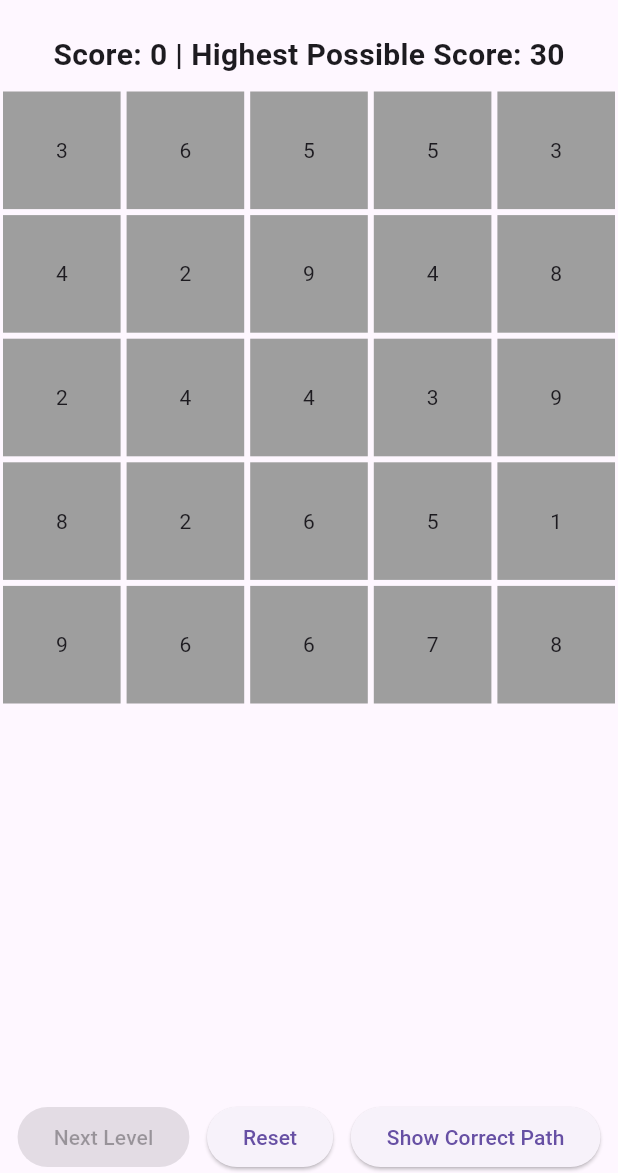
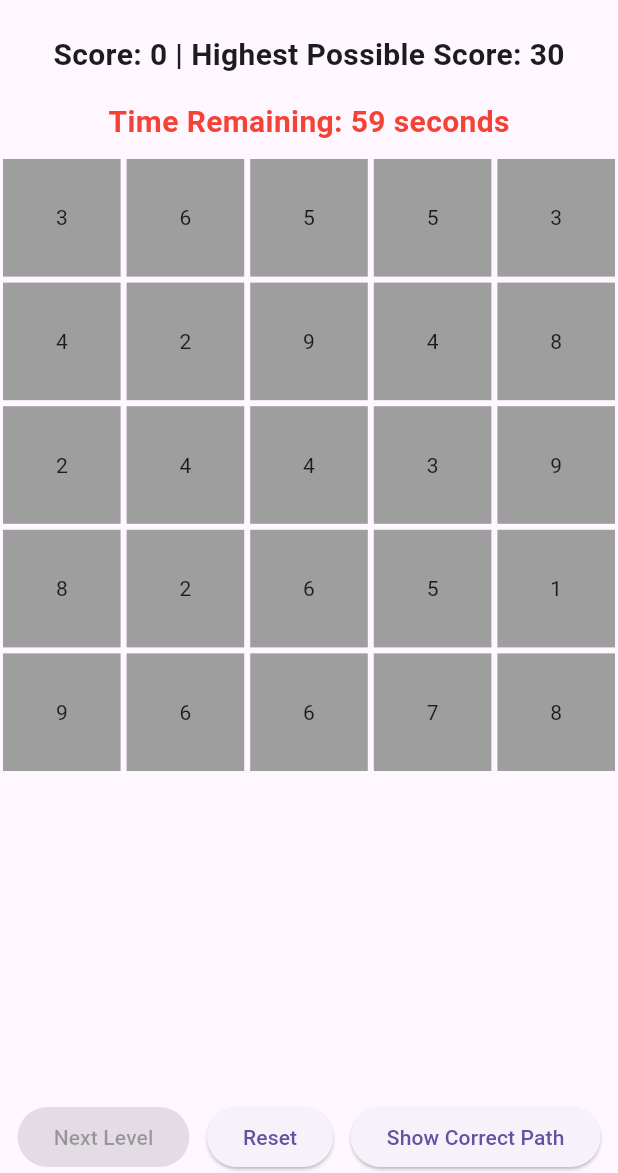
Before and after one commit to arnob-bro/grid-game, a Flutter app: the screen it shows after launch, after a tap on "Reset", on a phone screen of 412 x 824 dp, the part 63-1236 px from its top. Run offline on Flutter 3.47's test engine with Material 3 defaults, Android fonts, the phone set to English and light mode, and no system bars.

Commit message:
timer has been added

```diff
--- a/lib/providers/game_provider.dart
+++ b/lib/providers/game_provider.dart
@@ -1,3 +1,4 @@
+import 'dart:async';  // Import this for Timer
 import 'dart:math';
 import 'package:flutter/material.dart';
 import '../models/grid_item.dart';
@@ -11,11 +12,14 @@ class GameProvider with ChangeNotifier {
   final int maxLevel = 3;
   int highestPossibleScore = 0;
   bool isNextLevelEnabled = false;
+  int timeRemaining = 60;  // Set the initial time in seconds
+  Timer? _timer;
 
   final Random _random = Random();
 
   GameProvider() {
     _initializeGrid();
+    _startTimer();  // Start the timer when the game initializes
   }
 
   void _initializeGrid() {
@@ -147,9 +151,10 @@ class GameProvider with ChangeNotifier {
     score = 0;
     penalty = 0;
     previousColumnIndex = -1;
-    currentLevel = 1;
+    currentLevel = 1;  // Reset to level 1 when restarting
     isNextLevelEnabled = false;
     _initializeGrid();
+    _startTimer();  // Reset the timer
   }
 
   void nextLevel() {
@@ -165,15 +170,41 @@ class GameProvider with ChangeNotifier {
     previousColumnIndex = -1;
     isNextLevelEnabled = false;
     _initializeGrid();
+    _startTimer();  // Reset the timer
   }
 
   void checkIfNextLevelEnabled() {
     if (score >= highestPossibleScore) {
       isNextLevelEnabled = true;
-    } else {
-      isNextLevelEnabled = false;
     }
   }
 
-  bool isGameOver() => currentLevel >= maxLevel && grid.every((row) => row.every((item) => item.isSelected));
+  void _startTimer() {
+    _timer?.cancel();  // Cancel any previous timer
+    timeRemaining = 60;  // Set the timer to 60 seconds
+    _timer = Timer.periodic(Duration(seconds: 1), (timer) {
+      if (timeRemaining > 0) {
+        timeRemaining--;
+        notifyListeners();
+      } else {
+        timer.cancel();
+        _showGameOverMessage();  // Show game over message and reset after delay
+      }
+    });
+  }
+
+  void _showGameOverMessage() {
+    timeRemaining = 0;  // Ensure timeRemaining is zero
+    notifyListeners();
+
+    Future.delayed(Duration(seconds: 2), () {
+      resetGame();  // Reset the game after a short delay
+    });
+  }
+
+  @override
+  void dispose() {
+    _timer?.cancel();  // Clean up the timer when the provider is disposed
+    super.dispose();
+  }
 }
--- a/lib/ui/game_screen.dart
+++ b/lib/ui/game_screen.dart
@@ -18,6 +18,18 @@ class GameScreen extends StatelessWidget {
             child: Text(
               'Score: ${gameProvider.score} | Highest Possible Score: ${gameProvider.highestPossibleScore}',
               style: TextStyle(fontSize: 20, fontWeight: FontWeight.bold),
+            ),
+          ),
+          Padding(
+            padding: const EdgeInsets.all(8.0),
+            child: Text(
+              gameProvider.timeRemaining > 0
+                  ? 'Time Remaining: ${gameProvider.timeRemaining} seconds'
+                  : 'Game Over! Restarting...',
+              style: TextStyle(
+                  fontSize: 20,
+                  fontWeight: FontWeight.bold,
+                  color: gameProvider.timeRemaining > 0 ? Colors.red : Colors.blue),
             ),
           ),
           Expanded(
```
